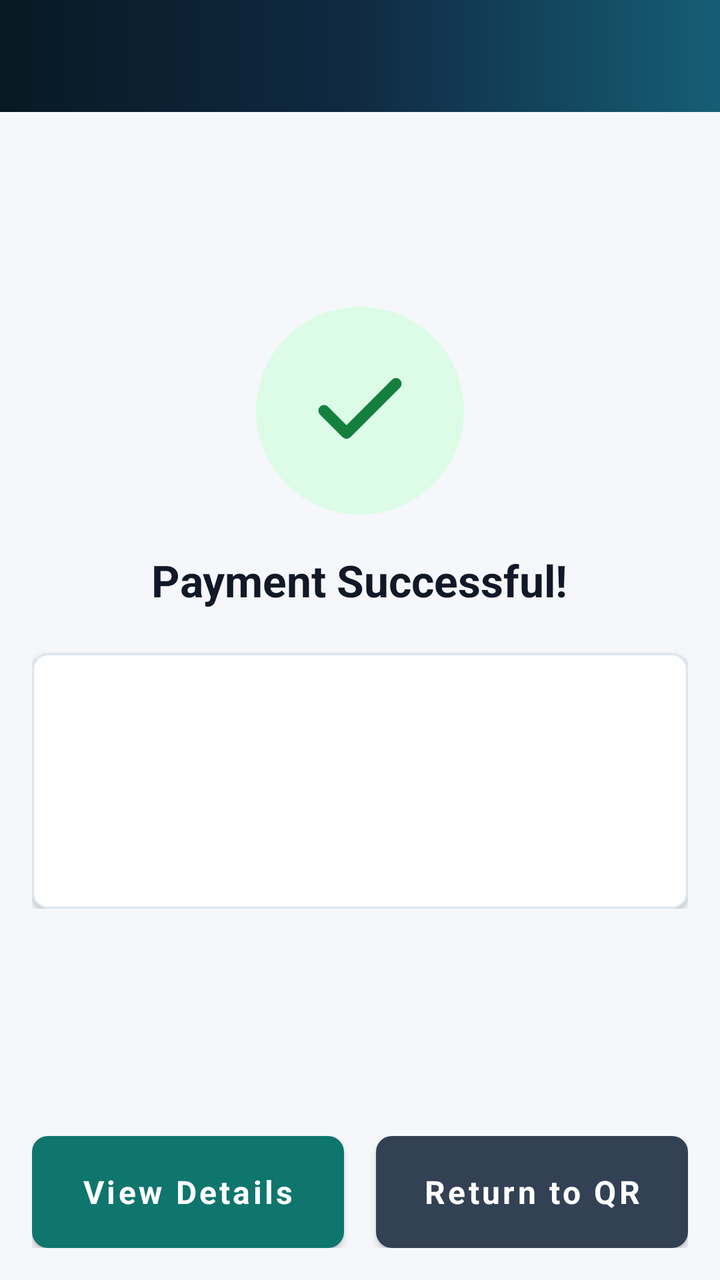
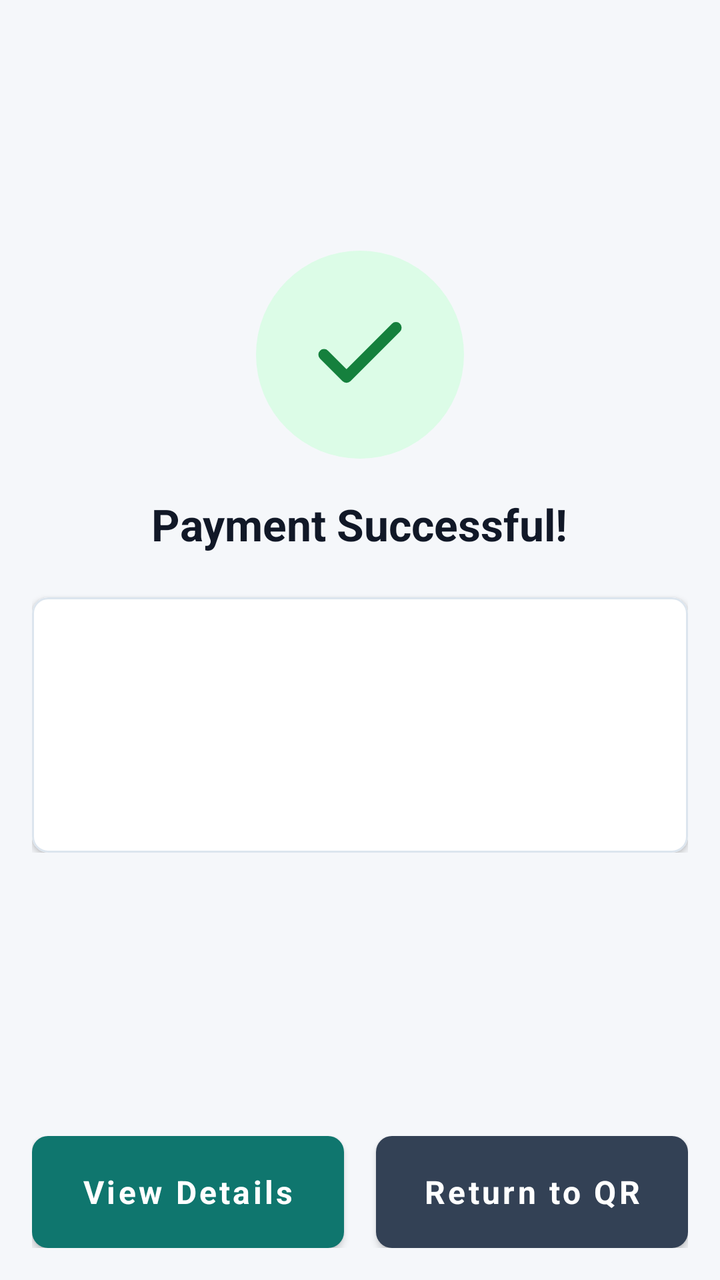

Screens rendered from an Android XML layout before and after an edit, with the pre-edit source and the edit as a unified diff.
<!-- AndroidManifest.xml: application theme AppTheme -->
<!-- res/layout/activity_payment_success.xml -->
<?xml version="1.0" encoding="utf-8"?>
<LinearLayout xmlns:android="http://schemas.android.com/apk/res/android"
    xmlns:app="http://schemas.android.com/apk/res-auto"
    android:layout_width="match_parent"
    android:layout_height="match_parent"
    android:background="@color/background"
    android:orientation="vertical">

    <androidx.appcompat.widget.Toolbar
        android:id="@+id/toolbar"
        style="@style/AppToolbar"
        android:layout_width="match_parent"
        android:layout_height="?attr/actionBarSize"
        app:titleTextColor="@color/white" />

    <ScrollView
        android:id="@+id/scroll_receipt"
        android:layout_width="match_parent"
        android:layout_height="0dp"
        android:layout_weight="1"
        android:fillViewport="true">

        <LinearLayout
            android:id="@+id/layout_content"
            android:layout_width="match_parent"
            android:layout_height="wrap_content"
            android:gravity="center"
            android:orientation="vertical"
            android:padding="@dimen/screen_margin">

            <LinearLayout
                android:id="@+id/layout_success_summary"
                android:layout_width="match_parent"
                android:layout_height="wrap_content"
                android:gravity="center"
                android:orientation="vertical">

                <FrameLayout
                    android:layout_width="104dp"
                    android:layout_height="104dp"
                    android:background="@drawable/bg_soft_success_circle">

                    <ImageView
                        android:layout_width="54dp"
                        android:layout_height="54dp"
                        android:layout_gravity="center"
                        android:contentDescription="@null"
                        android:src="@drawable/ic_check" />
                </FrameLayout>

                <TextView
                    style="@style/TextScreenTitle"
                    android:layout_width="wrap_content"
                    android:layout_height="wrap_content"
                    android:layout_marginTop="18dp"
                    android:text="@string/payment_success_heading" />

                <com.google.android.material.card.MaterialCardView
                    style="@style/AppCard"
                    android:layout_width="match_parent"
                    android:layout_height="wrap_content"
                    android:layout_marginTop="22dp">

                    <LinearLayout
                        android:layout_width="match_parent"
                        android:layout_height="wrap_content"
                        android:orientation="vertical"
                        android:padding="20dp">

                        <TextView
                            android:id="@+id/tv_amount"
                            android:layout_width="wrap_content"
                            android:layout_height="wrap_content"
                            android:textColor="@color/text_primary"
                            android:textSize="26sp"
                            android:textStyle="bold" />

                        <TextView
                            android:id="@+id/tv_ref"
                            android:layout_width="wrap_content"
                            android:layout_height="wrap_content"
                            android:layout_marginTop="8dp"
                            android:textColor="@color/text_secondary"
                            android:textSize="15sp" />

                        <TextView
                            android:id="@+id/tv_date_time"
                            android:layout_width="wrap_content"
                            android:layout_height="wrap_content"
                            android:layout_marginTop="4dp"
                            android:textColor="@color/text_secondary"
                            android:textSize="15sp" />
                    </LinearLayout>
                </com.google.android.material.card.MaterialCardView>
            </LinearLayout>

            <ProgressBar
                android:id="@+id/progress_details"
                android:layout_width="wrap_content"
                android:layout_height="wrap_content"
                android:layout_marginTop="28dp"
                android:indeterminateTint="@color/accent"
                android:visibility="gone" />

            <com.google.android.material.card.MaterialCardView
                android:id="@+id/card_receipt"
                style="@style/AppCard"
                android:layout_width="match_parent"
                android:layout_height="wrap_content"
                android:visibility="gone"
                app:cardElevation="2dp">

                <LinearLayout
                    android:id="@+id/layout_receipt_content"
                    android:layout_width="match_parent"
                    android:layout_height="wrap_content"
                    android:background="@color/white"
                    android:orientation="vertical"
                    android:padding="20dp">

                    <TextView
                        android:layout_width="match_parent"
                        android:layout_height="wrap_content"
                        android:gravity="center"
                        android:text="@string/payment_success_receipt_title"
                        android:textColor="@color/text_primary"
                        android:textSize="20sp"
                        android:textStyle="bold" />

                    <TextView
                        android:id="@+id/tv_receipt_amount"
                        android:layout_width="match_parent"
                        android:layout_height="wrap_content"
                        android:layout_marginTop="16dp"
                        android:gravity="center"
                        android:textColor="@color/text_primary"
                        android:textSize="28sp"
                        android:textStyle="bold" />

                    <TextView
                        android:id="@+id/tv_receipt_status"
                        android:layout_width="match_parent"
                        android:layout_height="wrap_content"
                        android:layout_marginTop="4dp"
                        android:gravity="center"
                        android:textColor="@color/success"
                        android:textSize="14sp"
                        android:textStyle="bold" />

                    <View
                        android:layout_width="match_parent"
                        android:layout_height="1dp"
                        android:layout_marginTop="18dp"
                        android:background="@color/divider" />

                    <LinearLayout
                        android:id="@+id/row_transaction_id"
                        style="@style/ReceiptDetailRow">

                        <TextView
                            style="@style/ReceiptDetailLabel"
                            android:text="@string/payment_success_transaction_id" />

                        <TextView
                            android:id="@+id/tv_receipt_transaction_id"
                            style="@style/ReceiptDetailValue" />
                    </LinearLayout>

                    <LinearLayout
                        android:id="@+id/row_request_id"
                        style="@style/ReceiptDetailRow">

                        <TextView
                            style="@style/ReceiptDetailLabel"
                            android:text="@string/payment_success_request_id" />

                        <TextView
                            android:id="@+id/tv_receipt_request_id"
                            style="@style/ReceiptDetailValue" />
                    </LinearLayout>

                    <LinearLayout
                        android:id="@+id/row_date"
                        style="@style/ReceiptDetailRow">

                        <TextView
                            style="@style/ReceiptDetailLabel"
                            android:text="@string/payment_success_date" />

                        <TextView
                            android:id="@+id/tv_receipt_date"
                            style="@style/ReceiptDetailValue" />
                    </LinearLayout>

                    <LinearLayout
                        android:id="@+id/row_currency"
                        style="@style/ReceiptDetailRow">

                        <TextView
                            style="@style/ReceiptDetailLabel"
                            android:text="@string/payment_success_currency" />

                        <TextView
                            android:id="@+id/tv_receipt_currency"
                            style="@style/ReceiptDetailValue" />
                    </LinearLayout>

                    <LinearLayout
                        android:id="@+id/row_payer"
                        style="@style/ReceiptDetailRow">

                        <TextView
                            style="@style/ReceiptDetailLabel"
                            android:text="@string/payment_success_payer" />

                        <TextView
                            android:id="@+id/tv_receipt_payer"
                            style="@style/ReceiptDetailValue" />
                    </LinearLayout>

                    <LinearLayout
                        android:id="@+id/row_terminal"
                        style="@style/ReceiptDetailRow">

                        <TextView
                            style="@style/ReceiptDetailLabel"
                            android:text="@string/payment_success_terminal" />

                        <TextView
                            android:id="@+id/tv_receipt_terminal"
                            style="@style/ReceiptDetailValue" />
                    </LinearLayout>

                    <LinearLayout
                        android:id="@+id/row_merchant"
                        style="@style/ReceiptDetailRow">

                        <TextView
                            style="@style/ReceiptDetailLabel"
                            android:text="@string/payment_success_merchant" />

                        <TextView
                            android:id="@+id/tv_receipt_merchant"
                            style="@style/ReceiptDetailValue" />
                    </LinearLayout>

                    <View
                        android:layout_width="match_parent"
                        android:layout_height="1dp"
                        android:layout_marginTop="16dp"
                        android:background="@color/divider" />

                    <TextView
                        android:layout_width="match_parent"
                        android:layout_height="wrap_content"
                        android:layout_marginTop="14dp"
                        android:gravity="center"
                        android:text="@string/payment_success_receipt_footer"
                        android:textColor="@color/text_secondary"
                        android:textSize="13sp" />
                </LinearLayout>
            </com.google.android.material.card.MaterialCardView>

            <LinearLayout
                android:id="@+id/layout_printed_success"
                android:layout_width="match_parent"
                android:layout_height="wrap_content"
                android:gravity="center"
                android:orientation="vertical"
                android:paddingTop="48dp"
                android:paddingBottom="48dp"
                android:visibility="gone">

                <FrameLayout
                    android:layout_width="104dp"
                    android:layout_height="104dp"
                    android:background="@drawable/bg_soft_success_circle">

                    <ImageView
                        android:layout_width="54dp"
                        android:layout_height="54dp"
                        android:layout_gravity="center"
                        android:contentDescription="@null"
                        android:src="@drawable/ic_check" />
                </FrameLayout>

                <TextView
                    style="@style/TextScreenTitle"
                    android:layout_width="wrap_content"
                    android:layout_height="wrap_content"
                    android:layout_marginTop="20dp"
                    android:text="@string/payment_success_receipt_printed" />

                <TextView
                    style="@style/TextBodyMuted"
                    android:layout_width="match_parent"
                    android:layout_height="wrap_content"
                    android:layout_marginTop="8dp"
                    android:gravity="center"
                    android:text="@string/payment_success_receipt_printed_message" />
            </LinearLayout>
        </LinearLayout>
    </ScrollView>

    <LinearLayout
        android:layout_width="match_parent"
        android:layout_height="wrap_content"
        android:orientation="horizontal"
        android:padding="@dimen/screen_margin">

        <com.google.android.material.button.MaterialButton
            android:id="@+id/btn_primary"
            style="@style/AccentButton"
            android:layout_width="0dp"
            android:layout_height="@dimen/button_height"
            android:layout_marginEnd="8dp"
            android:layout_weight="1"
            android:text="@string/payment_success_view_details" />

        <com.google.android.material.button.MaterialButton
            android:id="@+id/btn_return"
            style="@style/SecondaryButton"
            android:layout_width="0dp"
            android:layout_height="@dimen/button_height"
            android:layout_marginStart="8dp"
            android:layout_weight="1"
            android:text="@string/payment_success_return" />
    </LinearLayout>
</LinearLayout>
<!-- resources referenced by this layout -->
<resources>
  <color name="accent">#0F766E</color>
  <color name="background">#F5F7FA</color>
  <color name="divider">#E5EAF0</color>
  <color name="success">#15803D</color>
  <color name="text_primary">#111827</color>
  <color name="text_secondary">#64748B</color>
  <color name="white">#FFFFFF</color>
  <dimen name="button_height">56dp</dimen>
  <dimen name="screen_margin">16dp</dimen>
  <!-- drawable bg_soft_success_circle (drawable) -->
  <?xml version="1.0" encoding="utf-8"?>
  <shape xmlns:android="http://schemas.android.com/apk/res/android"
      android:shape="oval">
      <solid android:color="@color/success_soft" />
  </shape>
  <string name="payment_success_currency">Currency</string>
  <string name="payment_success_date">Date</string>
  <string name="payment_success_heading">Payment Successful!</string>
  <string name="payment_success_merchant">Merchant</string>
  <string name="payment_success_payer">Payer</string>
  <string name="payment_success_receipt_footer">Thank you!</string>
  <string name="payment_success_receipt_printed">Receipt printed</string>
  <string name="payment_success_receipt_printed_message">The receipt has been sent to the printer.</string>
  <string name="payment_success_receipt_title">Transaction Receipt</string>
  <string name="payment_success_request_id">Request ID</string>
  <string name="payment_success_return">Return to QR</string>
  <string name="payment_success_terminal">Terminal</string>
  <string name="payment_success_transaction_id">Transaction ID</string>
  <string name="payment_success_view_details">View Details</string>
  <style name="AppCard" parent="Widget.MaterialComponents.CardView">
          <item name="cardCornerRadius">@dimen/card_corner_radius</item>
          <item name="cardElevation">@dimen/card_elevation</item>
          <item name="cardBackgroundColor">@color/card</item>
          <item name="strokeColor">@color/card_stroke</item>
          <item name="strokeWidth">1dp</item>
      </style>
  <style name="AppToolbar">
          <item name="android:background">@drawable/bg_toolbar</item>
          <item name="android:elevation">0dp</item>
      </style>
  <style name="ReceiptDetailLabel">
          <item name="android:layout_width">110dp</item>
          <item name="android:layout_height">wrap_content</item>
          <item name="android:textColor">@color/text_secondary</item>
          <item name="android:textSize">13sp</item>
      </style>
  <style name="ReceiptDetailRow">
          <item name="android:layout_width">match_parent</item>
          <item name="android:layout_height">wrap_content</item>
          <item name="android:layout_marginTop">14dp</item>
          <item name="android:gravity">top</item>
          <item name="android:orientation">horizontal</item>
      </style>
  <style name="TextBodyMuted">
          <item name="android:textColor">@color/text_secondary</item>
          <item name="android:textSize">14sp</item>
      </style>
  <style name="TextScreenTitle">
          <item name="android:textColor">@color/text_primary</item>
          <item name="android:textSize">22sp</item>
          <item name="android:textStyle">bold</item>
      </style>
  <color name="success_soft">#DCFCE7</color>
  <color name="accent_dark">#0B5E59</color>
  <dimen name="card_corner_radius">8dp</dimen>
  <dimen name="card_elevation">2dp</dimen>
  <color name="card">#FFFFFF</color>
  <color name="card_stroke">#DCE5EE</color>
  <!-- drawable bg_toolbar (drawable) -->
  <?xml version="1.0" encoding="utf-8"?>
  <shape xmlns:android="http://schemas.android.com/apk/res/android">
      <gradient
          android:angle="0"
          android:startColor="@color/primary_dark"
          android:centerColor="@color/primary"
          android:endColor="@color/primary_variant" />
  </shape>
  <color name="btn_secondary">#334155</color>
  <color name="primary_dark">#071923</color>
  <color name="primary">#102A43</color>
  <color name="primary_variant">#155E75</color>
  <!-- unchanged entries left out for length: 5 -->
</resources>

<!-- the commit's change to res/layout/activity_payment_success.xml (unified diff, before → after) -->
@@ -5,13 +5,6 @@
     android:layout_height="match_parent"
     android:background="@color/background"
     android:orientation="vertical">
-
-    <androidx.appcompat.widget.Toolbar
-        android:id="@+id/toolbar"
-        style="@style/AppToolbar"
-        android:layout_width="match_parent"
-        android:layout_height="?attr/actionBarSize"
-        app:titleTextColor="@color/white" />
 
     <ScrollView
         android:id="@+id/scroll_receipt"
<!-- resource entries referenced after the edit -->
@@ -36,10 +36,6 @@
           <item name="strokeColor">@color/card_stroke</item>
           <item name="strokeWidth">1dp</item>
       </style>
-  <style name="AppToolbar">
-          <item name="android:background">@drawable/bg_toolbar</item>
-          <item name="android:elevation">0dp</item>
-      </style>
   <style name="ReceiptDetailLabel">
           <item name="android:layout_width">110dp</item>
           <item name="android:layout_height">wrap_content</item>
@@ -68,19 +64,9 @@
   <dimen name="card_elevation">2dp</dimen>
   <color name="card">#FFFFFF</color>
   <color name="card_stroke">#DCE5EE</color>
-  <!-- drawable bg_toolbar (drawable) -->
-  <?xml version="1.0" encoding="utf-8"?>
-  <shape xmlns:android="http://schemas.android.com/apk/res/android">
-      <gradient
-          android:angle="0"
-          android:startColor="@color/primary_dark"
-          android:centerColor="@color/primary"
-          android:endColor="@color/primary_variant" />
-  </shape>
   <color name="btn_secondary">#334155</color>
   <color name="primary_dark">#071923</color>
   <color name="primary">#102A43</color>
-  <color name="primary_variant">#155E75</color>
   <!-- unchanged entries left out for length: 5 -->
 </resources>
 
